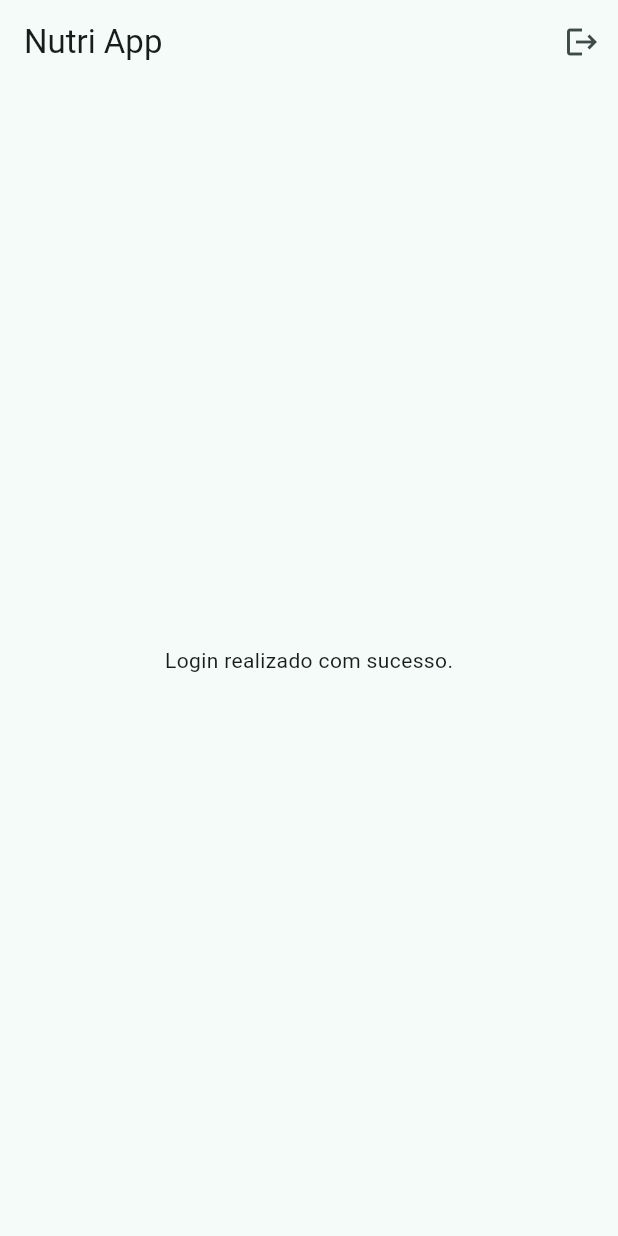
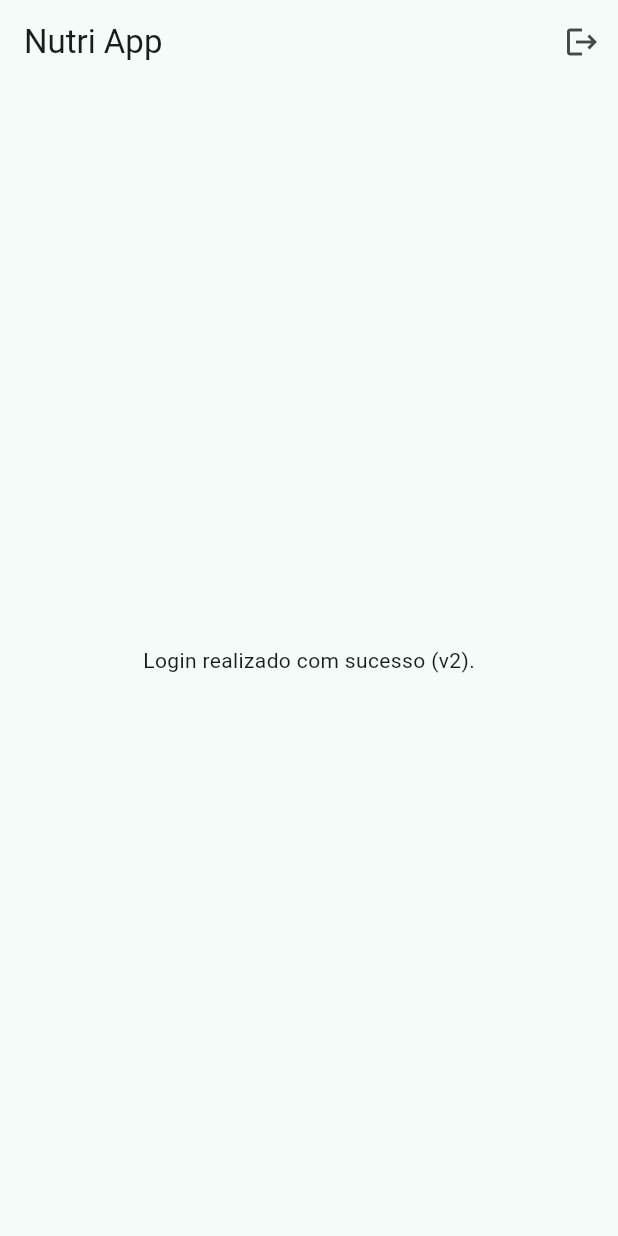
Before and after one commit to BarclayMedeirosNormando/nutri-app, a Flutter app: the HomeScreen screen opened directly, on a phone screen of 412 x 824 dp. Run offline on Flutter 3.47's test engine with Material 3 defaults, Android fonts, the phone set to English and light mode, and no system bars; our stand-ins replace web.

Commit message:
Teste do aviso de versao

```diff
--- a/lib/screens/home_screen.dart
+++ b/lib/screens/home_screen.dart
@@ -28,7 +28,7 @@ class HomeScreen extends StatelessWidget {
           ),
         ],
       ),
-      body: const Center(child: Text('Login realizado com sucesso.')),
+      body: const Center(child: Text('Login realizado com sucesso (v2).')),
     );
   }
 }
```
